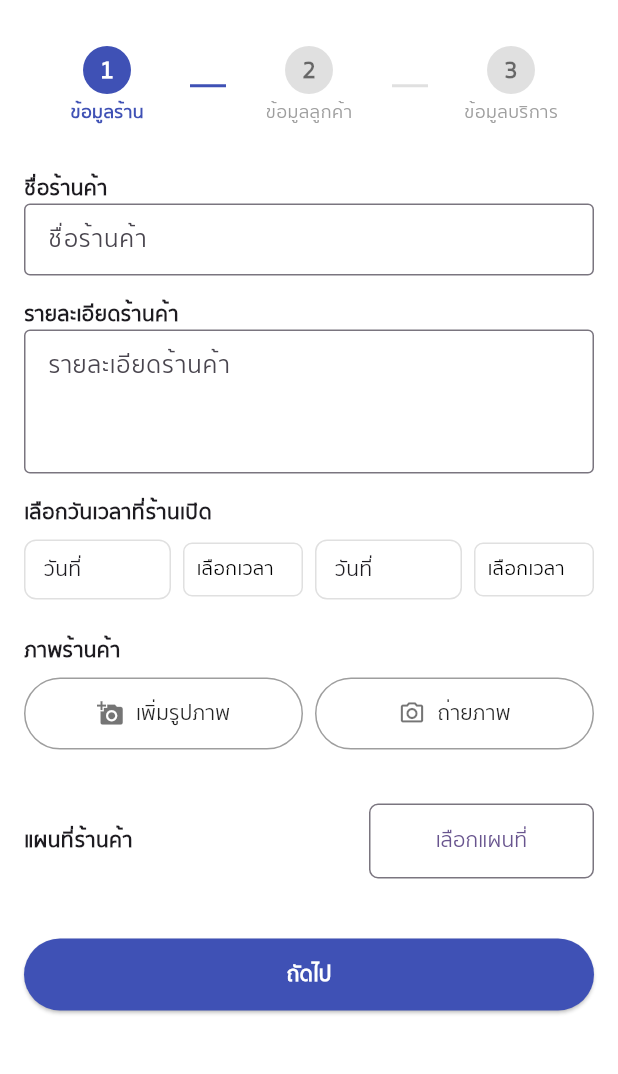
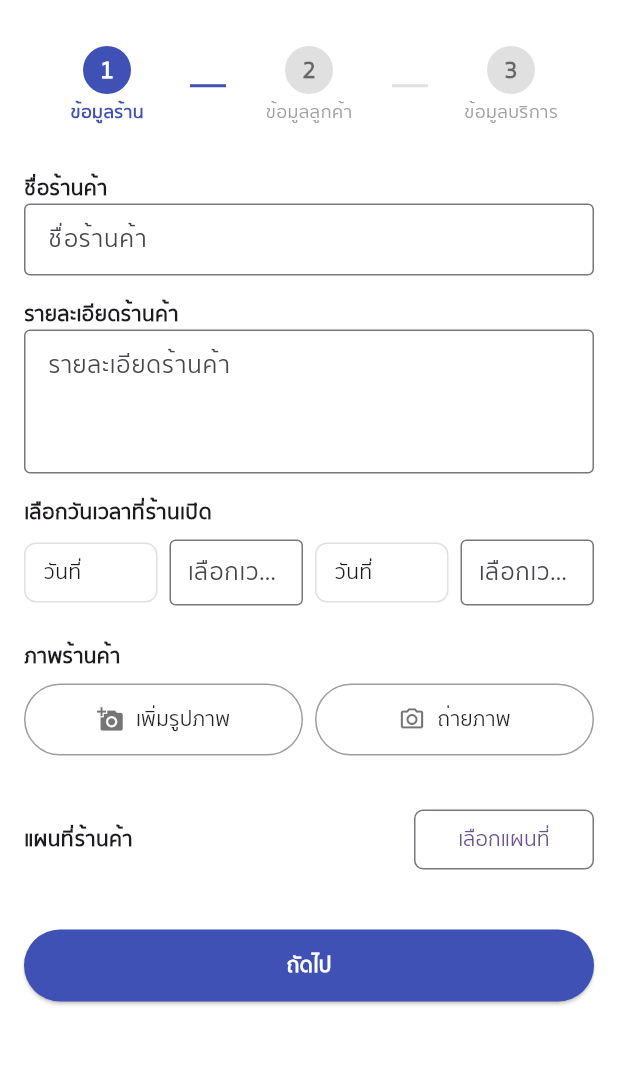
Before and after one commit to AshaTechCorporation/ksice, a Flutter app: the CustomerPage screen opened directly, after a tap on "เพิ่มรูปภาพ", on a phone screen of 412 x 824 dp, the part 62-1136 px from its top. Run offline on Flutter 3.47's test engine with Material 3 defaults, Android fonts, the phone set to English and light mode, and no system bars; our stand-ins replace camera, dio, geolocator, google_maps_flutter, image_picker, permission_handler and 2 more; missing offline and left inert: flutter_polyline_points; accounts and stored records are empty; network calls fail.

Commit message:
เช็คปุ่มกด และการเลือกวันที่

```diff
--- a/lib/employee/home/customerPage.dart
+++ b/lib/employee/home/customerPage.dart
@@ -2,6 +2,7 @@ import 'dart:developer';
 import 'dart:io';
 
 import 'package:flutter/material.dart';
+import 'package:flutter/services.dart';
 import 'package:google_maps_flutter/google_maps_flutter.dart';
 import 'package:http/http.dart';
 import 'package:image_picker/image_picker.dart';
@@ -372,8 +373,8 @@ class _CustomerPageState extends State<CustomerPage> with TickerProviderStateMix
             children: [
               _label('แผนที่ร้านค้า'),
               SizedBox(
-                width: 150,
-                height: 50,
+                width: 120,
+                height: 40,
                 child: OutlinedButton(
                   onPressed: () async {
                     result = await Navigator.push(
@@ -386,6 +387,7 @@ class _CustomerPageState extends State<CustomerPage> with TickerProviderStateMix
                     if (result != null) {
                       print('เลือกแล้ว: lat=${result!.latitude}, lng=${result!.longitude}');
                     }
+                    setState(() {});
                   },
                   style: OutlinedButton.styleFrom(
                     shape: RoundedRectangleBorder(
@@ -397,6 +399,7 @@ class _CustomerPageState extends State<CustomerPage> with TickerProviderStateMix
               ),
             ],
           ),
+          result != null ? Text('ละติจูด = ${result!.latitude.toStringAsFixed(3)}, ลองติจูด = ${result!.longitude.toStringAsFixed(3)}') : SizedBox(),
 
           SizedBox(height: 16),
           //_textField('รายละเอียดที่ตั้งร้านค้า', maxLines: 2),
@@ -587,7 +590,10 @@ class _CustomerPageState extends State<CustomerPage> with TickerProviderStateMix
             FormInputField(
               hint: 'เบอร์โทรศัพท์',
               controller: phoneController,
-              keyboardType: TextInputType.phone,
+              keyboardType: TextInputType.number,
+              inputFormatters: [
+                LengthLimitingTextInputFormatter(10),
+              ],
             ),
             SizedBox(height: 24),
             SizedBox(
@@ -643,12 +649,12 @@ class _CustomerPageState extends State<CustomerPage> with TickerProviderStateMix
                     activeColor: Colors.indigo,
                   ),
                   SizedBox(width: 8),
-                  _timePickerField(startControllers[day]!),
+                  _timePickerField(startControllers[day]!, enabled: daySelected[day] ?? false),
                   Padding(
                     padding: const EdgeInsets.symmetric(horizontal: 6),
                     child: Text('-', style: TextStyle(fontSize: 16, color: Colors.grey.shade700)),
                   ),
-                  _timePickerField(endControllers[day]!),
+                  _timePickerField(endControllers[day]!, enabled: daySelected[day] ?? false),
                 ],
               ),
             );
@@ -991,32 +997,32 @@ class _CustomerPageState extends State<CustomerPage> with TickerProviderStateMix
             child: ElevatedButton(
               onPressed: () async {
                 try {
-                  LoadingDialog.open(context);
-                  shopImages.clear();
-                  List<Map<String, dynamic>> memberProductRequests = [];
+                  // LoadingDialog.open(context);
+                  // shopImages.clear();
+                  // List<Map<String, dynamic>> memberProductRequests = [];
 
-                  for (var product in selectedProducts) {
-                    // ถ้าไม่มี unit ให้ใช้ 1 แทน
-                    final unitId = product.product_units != null && product.product_units!.isNotEmpty ? product.product_units!.first.id : 1;
+                  // for (var product in selectedProducts) {
+                  //   // ถ้าไม่มี unit ให้ใช้ 1 แทน
+                  //   final unitId = product.product_units != null && product.product_units!.isNotEmpty ? product.product_units!.first.id : 1;
 
-                    final qty = quantities[product.id] ?? 1;
+                  //   final qty = quantities[product.id] ?? 1;
 
-                    if (qty > 0) {
-                      memberProductRequests.add({
-                        'product_id': product.id,
-                        'product_unit_id': unitId,
-                        'qty': qty,
-                      });
-                    }
-                  }
+                  //   if (qty > 0) {
+                  //     memberProductRequests.add({
+                  //       'product_id': product.id,
+                  //       'product_unit_id': unitId,
+                  //       'qty': qty,
+                  //     });
+                  //   }
+                  // }
 
-                  //inspect(memberProductRequests);
-                  if (shopImages.isNotEmpty) {
-                    for (var i = 0; i < shopImages.length; i++) {
-                      final image = await UoloadService.addImage(file: File(shopImages[i].path), path: 'images/asset/');
-                      listImageAPI!.add(image);
-                    }
-                  }
+                  // //inspect(memberProductRequests);
+                  // if (shopImages.isNotEmpty) {
+                  //   for (var i = 0; i < shopImages.length; i++) {
+                  //     final image = await UoloadService.addImage(file: File(shopImages[i].path), path: 'images/asset/');
+                  //     listImageAPI!.add(image);
+                  //   }
+                  // }
 
                   final Map<String, int> workDays = {for (var entry in daySelected.entries) thaiToKey[entry.key]!: entry.value ? 1 : 0};
                   Map<String, String> workTimes = {};
@@ -1032,34 +1038,34 @@ class _CustomerPageState extends State<CustomerPage> with TickerProviderStateMix
                   }
                   inspect(workDays);
                   inspect(workTimes);
-                  final addCustomer = await HomeService.customerCreate(
-                      name: nameShopController.text,
-                      detail: detailShopController.text,
-                      phone: phoneController.text,
-                      date_work: openDateController.text,
-                      time_time: openTimeController.text,
-                      lat: result!.latitude.toString(), // แทนที่ด้วยค่าจริง
-                      lon: result!.longitude.toString(), // แทนที่ด้วยค่าจริง
-                      card_fname: card_fname.text,
-                      card_lname: card_lname.text,
-                      card_birth_date: convertDateFormat(card_birth_date.text), // แทนที่ด้วยค่าจริง
-                      card_address: card_address.text,
-                      card_district: card_district.text,
-                      card_sub_district: card_sub_district.text,
-                      card_postal_code: card_postal_code.text,
-                      card_gender: card_gender.text,
-                      card_idcard: card_idcard.text, // แทนที่ด้วยค่าจริง
-                      card_image: imageAPI ?? '', // แทนที่ด้วยค่าจริง
-                      card_province: 'กรุงเทพมหานคร', // แทนที่ด้วยค่าจริง
-                      member_shop_images: listImageAPI ?? [],
-                      work_days: workDays,
-                      work_times: workTimes,
-                      member_product_requests: memberProductRequests);
-                  LoadingDialog.close(context);
-                  if (!mounted) return;
-                  if (addCustomer['status'] == true) {
-                    Navigator.pop(context);
-                  }
+                  // final addCustomer = await HomeService.customerCreate(
+                  //     name: nameShopController.text,
+                  //     detail: detailShopController.text,
+                  //     phone: phoneController.text,
+                  //     date_work: openDateController.text,
+                  //     time_time: openTimeController.text,
+                  //     lat: result!.latitude.toString(), // แทนที่ด้วยค่าจริง
+                  //     lon: result!.longitude.toString(), // แทนที่ด้วยค่าจริง
+                  //     card_fname: card_fname.text,
+                  //     card_lname: card_lname.text,
+                  //     card_birth_date: convertDateFormat(card_birth_date.text), // แทนที่ด้วยค่าจริง
+                  //     card_address: card_address.text,
+                  //     card_district: card_district.text,
+                  //     card_sub_district: card_sub_district.text,
+                  //     card_postal_code: card_postal_code.text,
+                  //     card_gender: card_gender.text,
+                  //     card_idcard: card_idcard.text, // แทนที่ด้วยค่าจริง
+                  //     card_image: imageAPI ?? '', // แทนที่ด้วยค่าจริง
+                  //     card_province: 'กรุงเทพมหานคร', // แทนที่ด้วยค่าจริง
+                  //     member_shop_images: listImageAPI ?? [],
+                  //     work_days: workDays,
+                  //     work_times: workTimes,
+                  //     member_product_requests: memberProductRequests);
+                  // LoadingDialog.close(context);
+                  // if (!mounted) return;
+                  // if (addCustomer['status'] == true) {
+                  //   Navigator.pop(context);
+                  // }
                 } on Exception catch (e) {
                   if (!mounted) return;
                   LoadingDialog.close(context);
@@ -1086,23 +1092,29 @@ class _CustomerPageState extends State<CustomerPage> with TickerProviderStateMix
     );
   }
 
-  Widget _timePickerField(TextEditingController controller) {
-    return GestureDetector(
-      onTap: () => _selectTime(controller),
-      child: AbsorbPointer(
-        child: Container(
-          width: 80,
-          height: 36,
-          padding: EdgeInsets.symmetric(horizontal: 8),
-          decoration: BoxDecoration(
-            border: Border.all(color: Colors.grey.shade300),
-            borderRadius: BorderRadius.circular(6),
-          ),
-          alignment: Alignment.centerLeft,
-          child: Text(
-            controller.text.isEmpty ? 'เลือกเวลา' : controller.text,
-            style: TextStyle(fontSize: 13, color: Colors.black),
-          ),
+  Widget _timePickerField(TextEditingController controller, {bool enabled = true}) {
+    return Expanded(
+      child: TextField(
+        controller: controller,
+        enabled: enabled,
+        readOnly: true,
+        onTap: enabled
+            ? () async {
+                final TimeOfDay? pickedTime = await showTimePicker(
+                  context: context,
+                  initialTime: TimeOfDay.now(),
+                );
+                if (pickedTime != null) {
+                  final formatted = pickedTime.format(context);
+                  controller.text = formatted;
+                }
+              }
+            : null, // ปิด onTap ถ้า disabled
+        decoration: InputDecoration(
+          hintText: 'เลือกเวลา',
+          isDense: true,
+          contentPadding: const EdgeInsets.symmetric(vertical: 10, horizontal: 8),
+          border: const OutlineInputBorder(),
         ),
       ),
     );
--- a/lib/employee/home/widgets/FormInputField.dart
+++ b/lib/employee/home/widgets/FormInputField.dart
@@ -1,15 +1,18 @@
 import 'package:flutter/material.dart';
+import 'package:flutter/services.dart';
 
 class FormInputField extends StatelessWidget {
   final String hint;
   final TextEditingController controller;
   final TextInputType keyboardType;
+  final List<TextInputFormatter>? inputFormatters;
 
   const FormInputField({
     super.key,
     required this.hint,
     required this.controller,
     this.keyboardType = TextInputType.text,
+    this.inputFormatters, // ✅ เพิ่มตรงนี้
   });
 
   @override
@@ -17,6 +20,7 @@ class FormInputField extends StatelessWidget {
     return TextField(
       controller: controller,
       keyboardType: keyboardType,
+      inputFormatters: inputFormatters, // ✅ ใช้งานตรงนี้
       decoration: InputDecoration(
         hintText: hint,
         border: const OutlineInputBorder(),
```
